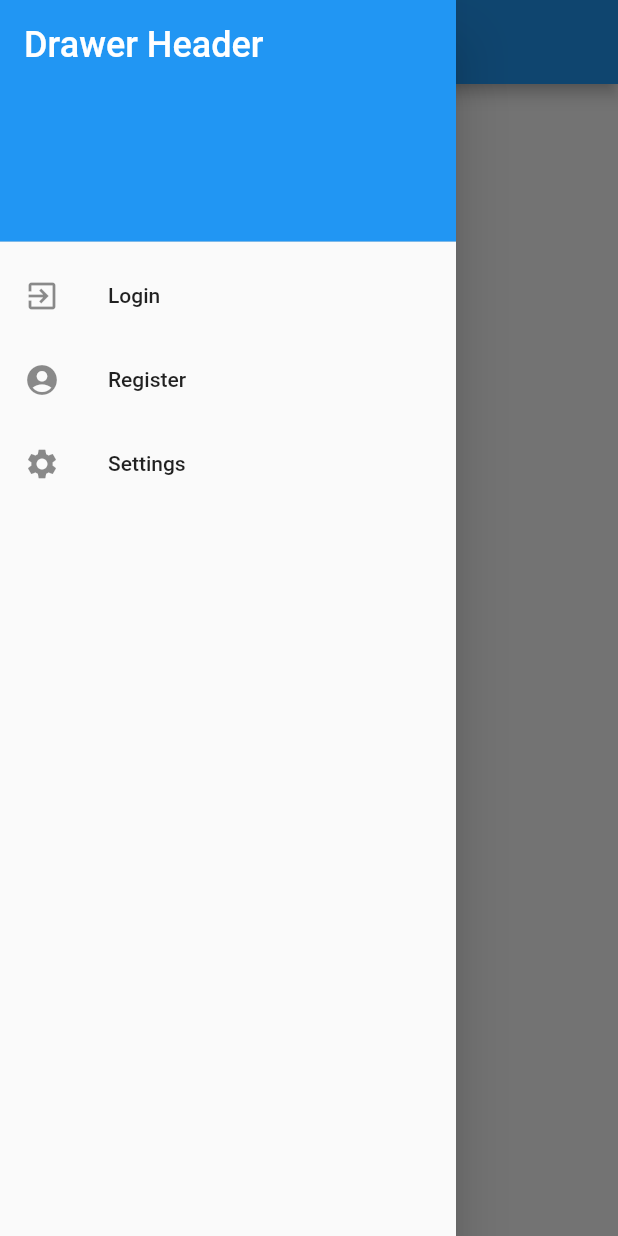
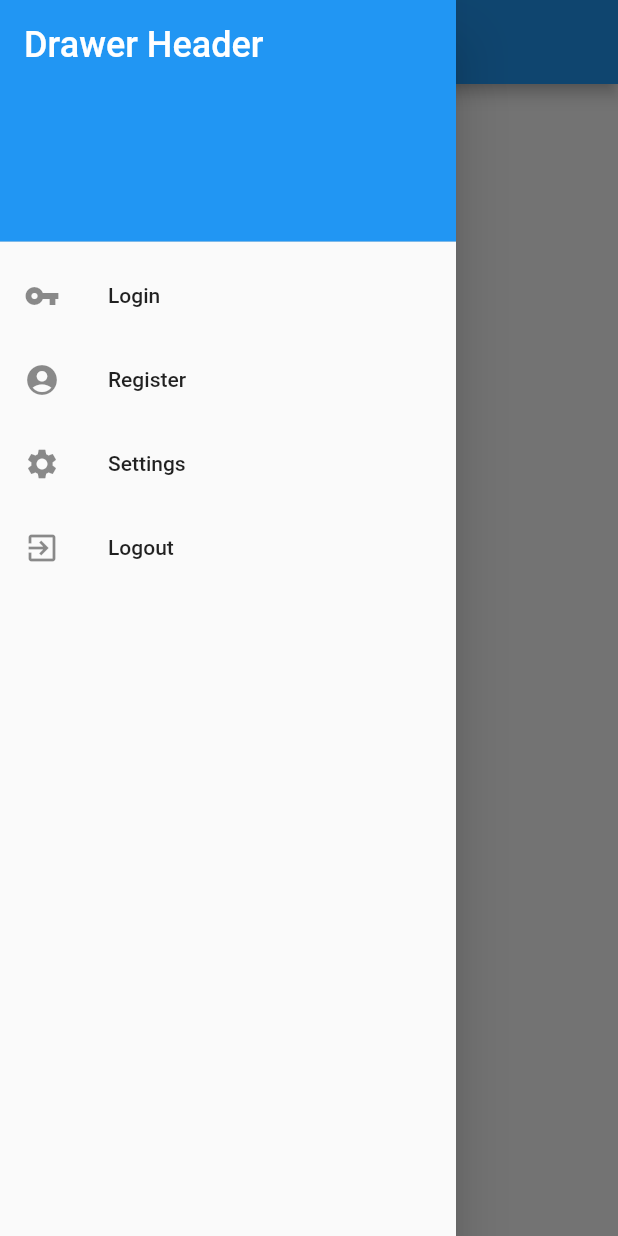
Before and after one commit to jinostrozam/crud_starterapp, a Flutter app: the screen it shows after launch, with the side drawer open, on a phone screen of 412 x 824 dp. Run offline on Flutter 3.47's test engine with Material 2 defaults, Android fonts, the phone set to English and light mode, and no system bars; our stand-ins replace email_validator, firebase_auth, firebase_core; accounts and stored records are empty.

Commit message:
login and logout with onstatechanged and level 1 pass down properties

```diff
--- a/lib/main.dart
+++ b/lib/main.dart
@@ -1,3 +1,4 @@
+import 'package:firebase_auth/firebase_auth.dart';
 import 'package:firebase_core/firebase_core.dart';
 import 'package:flutter/material.dart';
 import 'package:starterapp/pages/home_page.dart';
@@ -10,10 +11,32 @@ void main() async {
   runApp(MyApp());
 }
 
-class MyApp extends StatelessWidget {
+class MyApp extends StatefulWidget {
+  @override
+  _MyAppState createState() => _MyAppState();
+}
+
+class _MyAppState extends State<MyApp> {
+  bool isAuthenticated = false;
+
+  @override
+  void initState() {
+    // TODO: implement initState
+    super.initState();
+
+    FirebaseAuth.instance.authStateChanges().listen((user) {
+      print('authStateChanged Called');
+
+      setState(() {
+        isAuthenticated = user != null;
+      });
+    });
+  }
+
   @override
   Widget build(BuildContext context) {
     return MaterialApp(
+      debugShowCheckedModeBanner: false,
       title: 'Flutter Demo',
       theme: ThemeData(
         primarySwatch: Colors.blue,
@@ -21,7 +44,7 @@ class MyApp extends StatelessWidget {
       // home: HomePage(), // remove when using routes
       initialRoute: '/',
       routes: {
-        '/': (context) => HomePage(),
+        '/': (context) => HomePage(isAuthenticated: isAuthenticated),
         '/sign_up': (context) => RegisterPage(),
       },
     );
--- a/lib/pages/home_page.dart
+++ b/lib/pages/home_page.dart
@@ -1,7 +1,11 @@
+import 'package:firebase_auth/firebase_auth.dart';
 import 'package:flutter/material.dart';
 import 'package:starterapp/pages/login_page.dart';
 
 class HomePage extends StatefulWidget {
+  HomePage({Key key, this.isAuthenticated}) : super(key: key);
+  final bool isAuthenticated;
+
   @override
   _HomePageState createState() => _HomePageState();
 }
@@ -14,7 +18,11 @@ class _HomePageState extends State<HomePage> {
         title: Text("Home Page"),
       ),
       drawer: _drawer(context),
-      body: Center(child: Text('This is home page')),
+      body: Center(
+        child: widget.isAuthenticated
+            ? Text('HomePage after login')
+            : Text('HomePage before login'),
+      ),
     );
   }
 }
@@ -37,7 +45,7 @@ Widget _drawer(BuildContext context) {
           ),
         ),
         ListTile(
-          leading: Icon(Icons.exit_to_app),
+          leading: Icon(Icons.vpn_key),
           title: Text('Login'),
           onTap: () {
             Navigator.pop(context);
@@ -59,6 +67,15 @@ Widget _drawer(BuildContext context) {
           leading: Icon(Icons.settings),
           title: Text('Settings'),
         ),
+        ListTile(
+          leading: Icon(Icons.exit_to_app),
+          title: Text('Logout'),
+          onTap: () async {
+            await FirebaseAuth.instance.signOut();
+
+            Navigator.pushNamed(context, '/');
+          },
+        ),
       ],
     ),
   );
```
